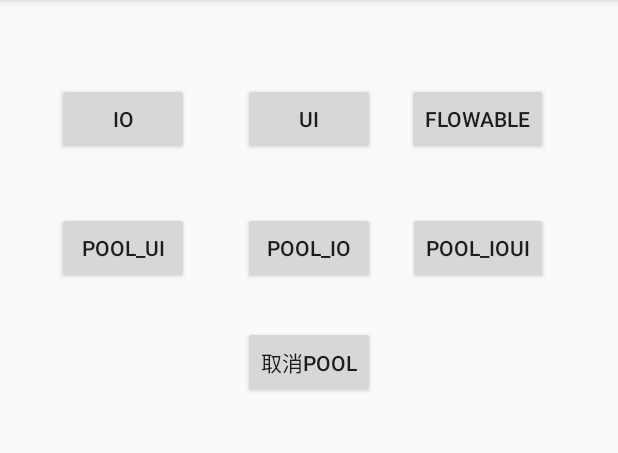
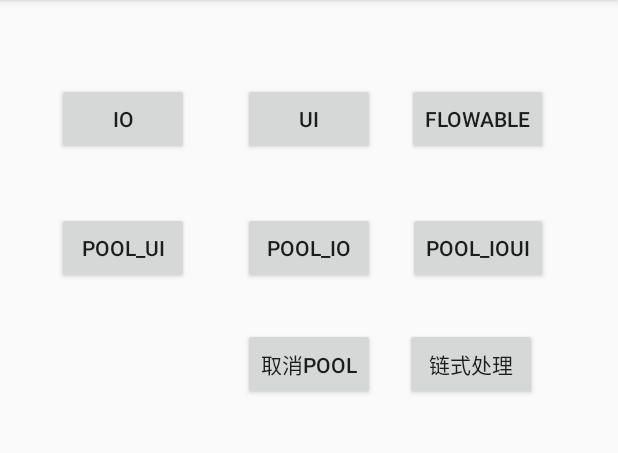
Before and after one commit to feteING/rxjava2asynctask, an Android app: the screen it shows after launch (MainActivity), on a phone screen of 412 x 824 dp, the part 84-537 px from its top. Run offline under Robolectric (Android 15) with nearby library versions, the phone set to English and light mode, and no system bars; our stand-ins replace RxJava.

Commit message:
feat:添加链式功能

```diff
--- a/app/src/main/res/layout/activity_main.xml
+++ b/app/src/main/res/layout/activity_main.xml
@@ -36,37 +36,51 @@
         android:text="ui" />
 
     <Button
-        android:text="pool_ui"
+        android:id="@+id/button4"
         android:layout_width="wrap_content"
         android:layout_height="wrap_content"
+        android:layout_alignStart="@+id/button"
         android:layout_below="@+id/button"
-        android:layout_alignStart="@+id/button"
         android:layout_marginTop="38dp"
-        android:id="@+id/button4" />
+        android:text="pool_ui" />
 
     <Button
-        android:text="pool_io"
+        android:id="@+id/button6"
         android:layout_width="wrap_content"
         android:layout_height="wrap_content"
+        android:layout_alignStart="@+id/button2"
         android:layout_alignTop="@+id/button4"
-        android:layout_alignStart="@+id/button2"
-        android:id="@+id/button6" />
+        android:text="pool_io" />
 
     <Button
-        android:text="pool_ioui"
+        android:id="@+id/button7"
         android:layout_width="wrap_content"
         android:layout_height="wrap_content"
-        android:id="@+id/button7"
         android:layout_alignBaseline="@+id/button6"
         android:layout_alignBottom="@+id/button6"
-        android:layout_alignEnd="@+id/button3" />
+        android:layout_alignEnd="@+id/button3"
+        android:text="pool_ioui" />
 
-    <Button
-        android:text="取消pool"
-        android:layout_width="wrap_content"
+    <LinearLayout
+        android:layout_width="match_parent"
         android:layout_height="wrap_content"
-        android:id="@+id/button5"
-        android:layout_marginTop="28dp"
-        android:layout_below="@+id/button6"
-        android:layout_alignStart="@+id/button6" />
+        android:layout_alignStart="@+id/button6"
+        android:layout_below="@+id/button6">
+
+        <Button
+            android:id="@+id/button5"
+            android:layout_width="wrap_content"
+            android:layout_height="wrap_content"
+
+            android:layout_marginTop="29dp"
+            android:text="取消pool" />
+
+        <Button
+            android:id="@+id/button8"
+            android:layout_width="wrap_content"
+            android:layout_height="wrap_content"
+            android:layout_marginLeft="20dp"
+            android:layout_marginTop="29dp"
+            android:text="链式处理" />
+    </LinearLayout>
 </RelativeLayout>
```
Also changed, not shown: app/src/main/java/com/fete/rxjava2/MainActivity.java (+50 -1 lines), rxjava2asynctask/src/main/java/com/fete/rxjava2asynctask/ChainTask.java (added, +34 -0 lines), rxjava2asynctask/src/main/java/com/fete/rxjava2asynctask/Rxjava2.java (+65 -0 lines).
